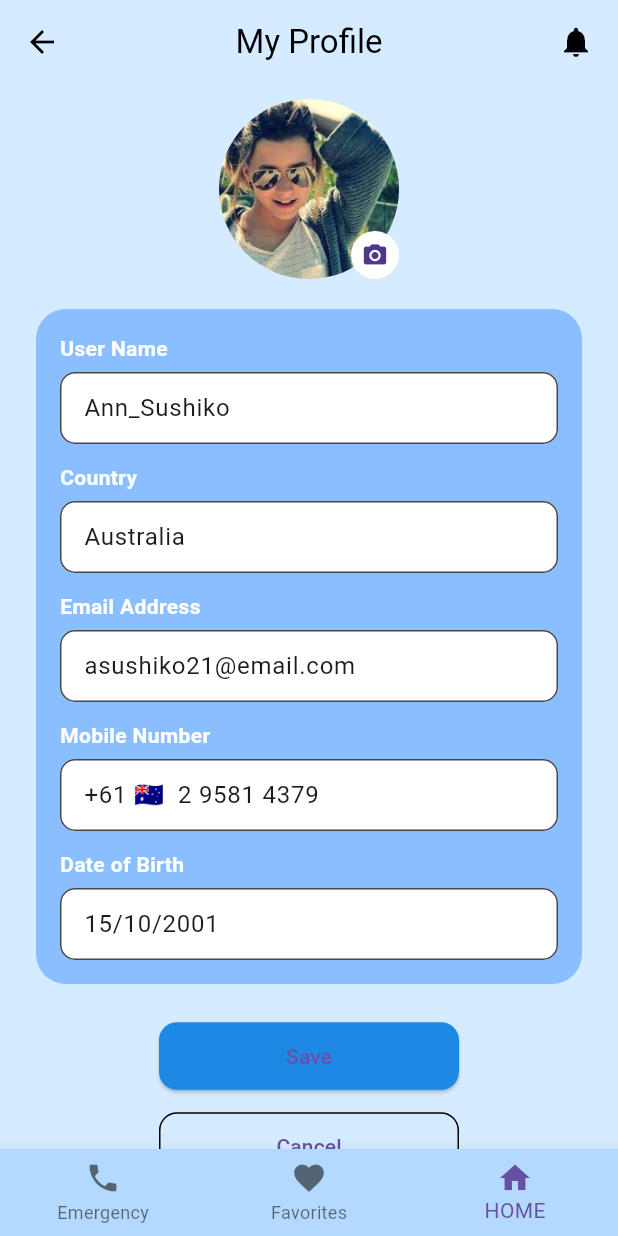
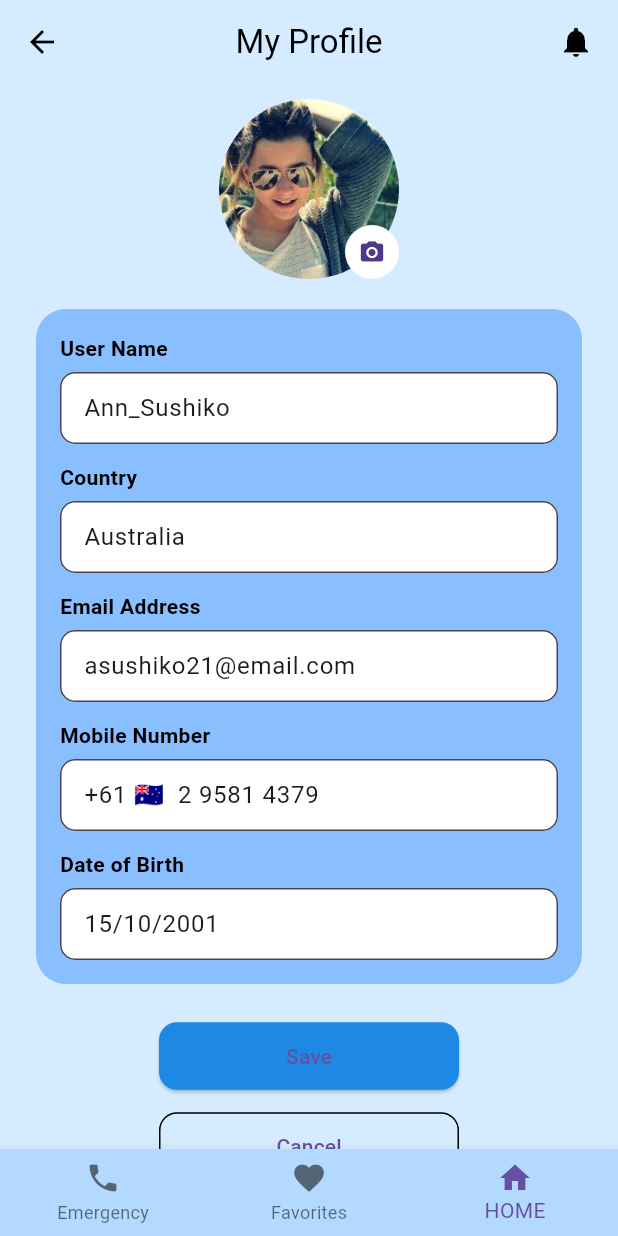
Before and after one commit to HisharaSamaranayake/MAD-Project, a Flutter app: the MyProfilePage screen opened by its route, on a phone screen of 412 x 824 dp. Run offline on Flutter 3.47's test engine with Material 3 defaults, Android fonts, the phone set to English and light mode, and no system bars.

Commit message:
text colour change

```diff
--- a/lib/my_profile.dart
+++ b/lib/my_profile.dart
@@ -41,7 +41,7 @@ class MyProfilePage extends StatelessWidget {
                 ),
                 Positioned(
                   child: CircleAvatar(
-                    radius: 16,
+                    radius: 18,
                     backgroundColor: Colors.white,
                     child: const Icon(Icons.camera_alt, size: 18),
                   ),
@@ -137,7 +137,7 @@ class ProfileTextField extends StatelessWidget {
       children: [
         Text(label,
             style: const TextStyle(
-                fontWeight: FontWeight.w600, color: Colors.white)),
+                fontWeight: FontWeight.w600, color: Colors.black)),
         const SizedBox(height: 6),
         TextFormField(
           initialValue: value,
```
